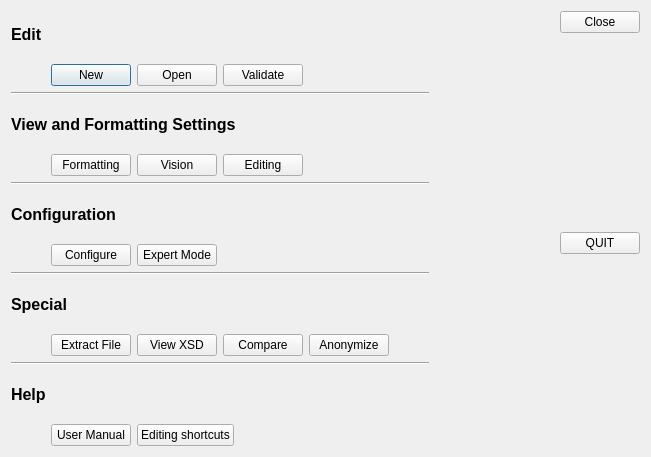
Above: src/modules/help/guidedoperationsdialog.ui from lbellonda/qxmledit before the change. Below: the same form after it.
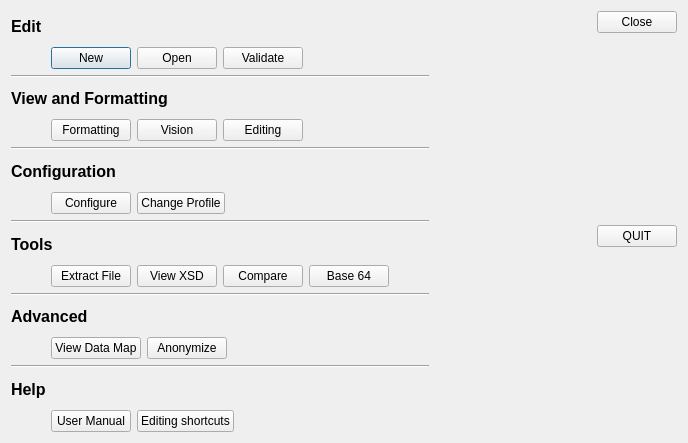
That is the form after the change. Icons and pictures are not drawn.

```diff
--- a/src/modules/help/guidedoperationsdialog.ui
+++ b/src/modules/help/guidedoperationsdialog.ui
@@ -6,8 +6,8 @@
    <rect>
     <x>0</x>
     <y>0</y>
-    <width>651</width>
-    <height>457</height>
+    <width>688</width>
+    <height>443</height>
    </rect>
   </property>
   <property name="windowTitle">
@@ -17,9 +17,9 @@
    <iconset resource="../../risorse.qrc">
     <normaloff>:/icon/images/icon.png</normaloff>:/icon/images/icon.png</iconset>
   </property>
-  <layout class="QHBoxLayout" name="horizontalLayout_6">
+  <layout class="QHBoxLayout" name="horizontalLayout_7">
    <item>
-    <layout class="QVBoxLayout" name="verticalLayout_2">
+    <layout class="QVBoxLayout" name="v1Layout">
      <item>
       <widget class="QLabel" name="label">
        <property name="font">
@@ -37,7 +37,7 @@
      <item>
       <layout class="QHBoxLayout" name="horizontalLayout_4">
        <item>
-        <spacer name="horizontalSpacer_7">
+        <spacer name="l1">
          <property name="orientation">
           <enum>Qt::Horizontal</enum>
          </property>
@@ -159,7 +159,7 @@
         </font>
        </property>
        <property name="text">
-        <string>View and Formatting Settings</string>
+        <string>View and Formatting</string>
        </property>
       </widget>
      </item>
@@ -322,7 +322,7 @@
        <item>
         <widget class="QPushButton" name="pushButton_4">
          <property name="text">
-          <string>Expert Mode</string>
+          <string>Change Profile</string>
          </property>
          <property name="icon">
           <iconset resource="../../risorse.qrc">
@@ -362,7 +362,7 @@
         </font>
        </property>
        <property name="text">
-        <string>Special</string>
+        <string>Tools</string>
        </property>
       </widget>
      </item>
@@ -456,6 +456,115 @@
            <horstretch>0</horstretch>
            <verstretch>0</verstretch>
           </sizepolicy>
+         </property>
+         <property name="toolTip">
+          <string>Work with Base64 encoding.</string>
+         </property>
+         <property name="text">
+          <string>Base 64</string>
+         </property>
+         <property name="icon">
+          <iconset resource="../../risorse.qrc">
+           <normaloff>:/tools/images/base64.png</normaloff>:/tools/images/base64.png</iconset>
+         </property>
+         <property name="iconSize">
+          <size>
+           <width>22</width>
+           <height>22</height>
+          </size>
+         </property>
+        </widget>
+       </item>
+       <item>
+        <spacer name="horizontalSpacer_5">
+         <property name="orientation">
+          <enum>Qt::Horizontal</enum>
+         </property>
+         <property name="sizeHint" stdset="0">
+          <size>
+           <width>40</width>
+           <height>20</height>
+          </size>
+         </property>
+        </spacer>
+       </item>
+      </layout>
+     </item>
+     <item>
+      <widget class="Line" name="line_6">
+       <property name="orientation">
+        <enum>Qt::Horizontal</enum>
+       </property>
+      </widget>
+     </item>
+     <item>
+      <widget class="QLabel" name="label_6">
+       <property name="font">
+        <font>
+         <pointsize>12</pointsize>
+         <weight>75</weight>
+         <bold>true</bold>
+        </font>
+       </property>
+       <property name="text">
+        <string>Advanced</string>
+       </property>
+      </widget>
+     </item>
+     <item>
+      <layout class="QHBoxLayout" name="horizontalLayout_6">
+       <item>
+        <spacer name="l6">
+         <property name="orientation">
+          <enum>Qt::Horizontal</enum>
+         </property>
+         <property name="sizeType">
+          <enum>QSizePolicy::Fixed</enum>
+         </property>
+         <property name="sizeHint" stdset="0">
+          <size>
+           <width>40</width>
+           <height>20</height>
+          </size>
+         </property>
+        </spacer>
+       </item>
+       <item>
+        <widget class="QPushButton" name="cmdViewDataMap">
+         <property name="sizePolicy">
+          <sizepolicy hsizetype="Fixed" vsizetype="Fixed">
+           <horstretch>0</horstretch>
+           <verstretch>0</verstretch>
+          </sizepolicy>
+         </property>
+         <property name="toolTip">
+          <string>View XML document statistics and elements distribution.</string>
+         </property>
+         <property name="text">
+          <string>View Data Map</string>
+         </property>
+         <property name="icon">
+          <iconset resource="../../risorse.qrc">
+           <normaloff>:/tools/images/view-structure-icon.png</normaloff>:/tools/images/view-structure-icon.png</iconset>
+         </property>
+         <property name="iconSize">
+          <size>
+           <width>22</width>
+           <height>22</height>
+          </size>
+         </property>
+        </widget>
+       </item>
+       <item>
+        <widget class="QPushButton" name="cmdAnon_2">
+         <property name="sizePolicy">
+          <sizepolicy hsizetype="Fixed" vsizetype="Fixed">
+           <horstretch>0</horstretch>
+           <verstretch>0</verstretch>
+          </sizepolicy>
+         </property>
+         <property name="toolTip">
+          <string>Anonymize an XML file using existing profiles.</string>
          </property>
          <property name="text">
           <string>Anonymize</string>
@@ -473,7 +582,7 @@
         </widget>
        </item>
        <item>
-        <spacer name="horizontalSpacer_5">
+        <spacer name="horizontalSpacer_7">
          <property name="orientation">
           <enum>Qt::Horizontal</enum>
          </property>
```
Left out of the diff: 81 changed lines with no effect on the pictures.
